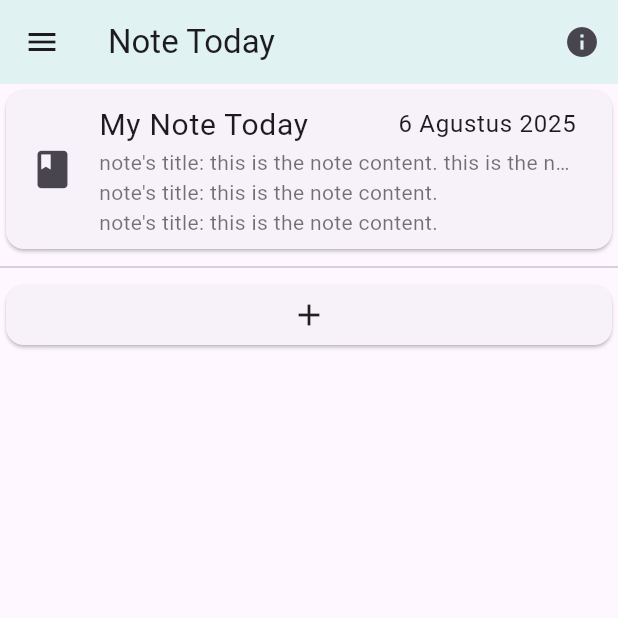
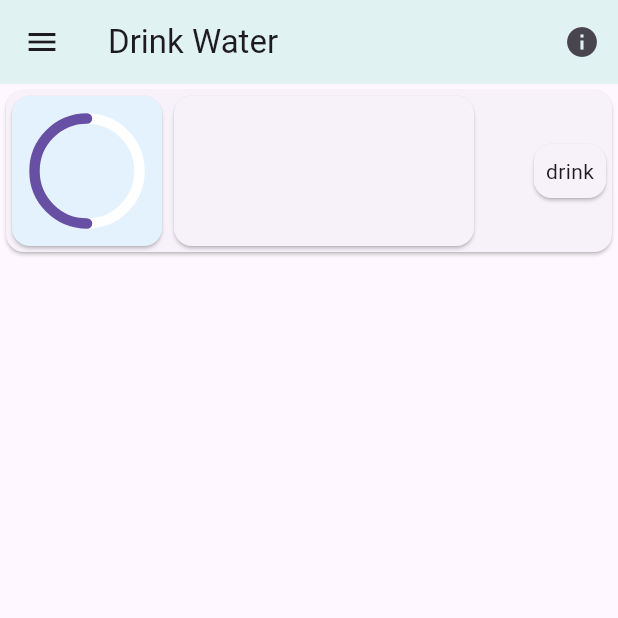
Before and after one commit to greenYumi/tugas-mobile, a Flutter app: the screen it shows after launch, on a phone screen of 412 x 824 dp, the top half of it. Run offline on Flutter 3.47's test engine with Material 3 defaults, Android fonts, the phone set to English and light mode, and no system bars.

Commit message:
menambah fitur drink water

```diff
--- a/lib/data/appbar_data.dart
+++ b/lib/data/appbar_data.dart
@@ -1,4 +1,5 @@
 import 'package:flutter/material.dart';
+import 'package:well_being_2/screen/drink_water_main_screen.dart';
 import 'package:well_being_2/screen/note_main_screen.dart';
 
 List<Map<String, dynamic>> appBarData = [
@@ -13,10 +14,10 @@ List<Map<String, dynamic>> appBarData = [
     },
   },
   {
-    "id": 0,
-    "title": "Fitur 2",
-    "icon": Icons.book,
-    "screen": NoteMainScreen(),
+    "id": 1,
+    "title": "Drink Water",
+    "icon": Icons.water_drop_outlined,
+    "screen": DrinkWaterMainScreen(),
     "info": {
       "desk":
           "Catat apa yang terjadi dalam kesehariammu, gunakan itu sebagai bahan refleksi atau sebagai momen momen yang ingin kamu curahkan namun tidak ada seorangpun yang kamu ingin beritahu, bagikan saja ada orang spesial yang kamu dia membacanya.",
--- a/lib/main.dart
+++ b/lib/main.dart
@@ -4,6 +4,7 @@
 import 'package:provider/provider.dart';
 import 'package:well_being_2/data/appbar_data.dart';
 import 'package:well_being_2/provider/share_provider.dart';
+import 'package:well_being_2/screen/drink_water_main_screen.dart';
 import 'package:well_being_2/screen/note_main_screen.dart';
 
 void main() {
@@ -15,7 +16,7 @@
   );
 }
 
-int currenIndexScreen = 0;
+int currenIndexScreen = 1;
 final List<Map<String, dynamic>> screenData = appBarData;
 
 class MyApp extends StatefulWidget {
@@ -116,7 +117,7 @@
             ],
           ),
         ),
-        body: NoteMainScreen(),
+        body: [NoteMainScreen(), DrinkWaterMainScreen()][currenIndexScreen],
       ),
     );
   }
--- /dev/null
+++ b/lib/screen/drink_water_main_screen.dart
@@ -0,0 +1,97 @@
+import 'package:flutter/material.dart';
+
+class DrinkWaterMainScreen extends StatefulWidget {
+  const DrinkWaterMainScreen({super.key});
+
+  @override
+  State<DrinkWaterMainScreen> createState() => _DrinkWaterMainScreenState();
+}
+
+class _DrinkWaterMainScreenState extends State<DrinkWaterMainScreen> {
+  @override
+  Widget build(BuildContext context) {
+    return SizedBox(
+      width: double.infinity,
+      child: ListView(
+        children: [
+          Card(
+            child: Row(
+              crossAxisAlignment: CrossAxisAlignment.center,
+              mainAxisAlignment: MainAxisAlignment.spaceBetween,
+              children: [
+                Row(
+                  children: [
+                    Stack(
+                      children: [
+                        Card(
+                          color: Colors.blue.shade50,
+                          child: SizedBox(
+                            width: 100,
+                            height: 100,
+                            child: Padding(
+                              padding: const EdgeInsets.all(15),
+                              child: RotatedBox(
+                                quarterTurns: 2,
+                                child: CircularProgressIndicator(
+                                  color: Colors.white,
+                                  value: 100,
+                                  strokeWidth: 7,
+                                  strokeCap: StrokeCap.round,
+                                ),
+                              ),
+                            ),
+                          ),
+                        ),
+                        Card(
+                          shadowColor: Colors.transparent,
+                          color: Colors.transparent,
+                          child: SizedBox(
+                            width: 100,
+                            height: 100,
+                            child: Padding(
+                              padding: const EdgeInsets.all(15),
+                              child: RotatedBox(
+                                quarterTurns: 2,
+                                child: CircularProgressIndicator(
+                                  value: 50 / 100,
+                                  strokeWidth: 7,
+                                  strokeCap: StrokeCap.round,
+                                ),
+                              ),
+                            ),
+                          ),
+                        ),
+                      ],
+                    ),
+                    Card(
+                      child: InkWell(
+                        onTap: () {},
+                        child: SizedBox(width: 200, height: 100),
+                      ),
+                    ),
+                  ],
+                ),
+                Card(
+                  child: Padding(
+                    padding: const EdgeInsets.all(8.0),
+                    child: PopupMenuButton(
+                      child: Text("drink"),
+                      itemBuilder: (context) {
+                        return <PopupMenuEntry>[
+                          PopupMenuItem(child: Text("500 ml"), onTap: () {}),
+                          PopupMenuItem(child: Text("1000 ml")),
+                          PopupMenuItem(child: Text("1500 ml")),
+                          PopupMenuItem(child: Text("2000 ml")),
+                        ];
+                      },
+                    ),
+                  ),
+                ),
+              ],
+            ),
+          ),
+        ],
+      ),
+    );
+  }
+}
--- a/pubspec.yaml
+++ b/pubspec.yaml
@@ -48,7 +48,7 @@ dev_dependencies:
   # activated in the `analysis_options.yaml` file located at the root of your
   # package. See that file for information about deactivating specific lint
   # rules and activating additional ones.
-  flutter_lints: ^5.0.0
+  flutter_lints: ^6.0.0
 
 # For information on the generic Dart part of this file, see the
 # following page: https://dart.dev/tools/pub/pubspec
```
Also changed, not shown: pubspec.lock.
